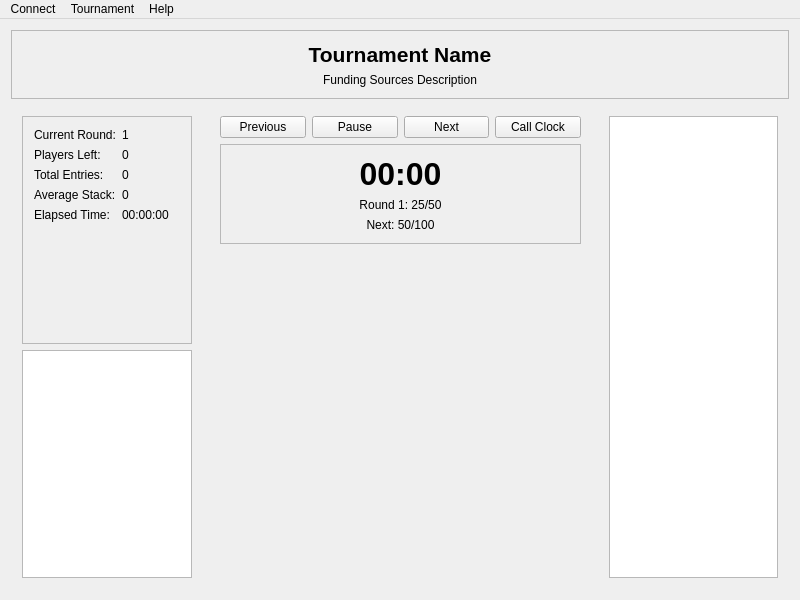
The window that TBQt/TBViewerMainWindow.ui (ryandrake08/td) describes before a commit, drawn with Qt 5.
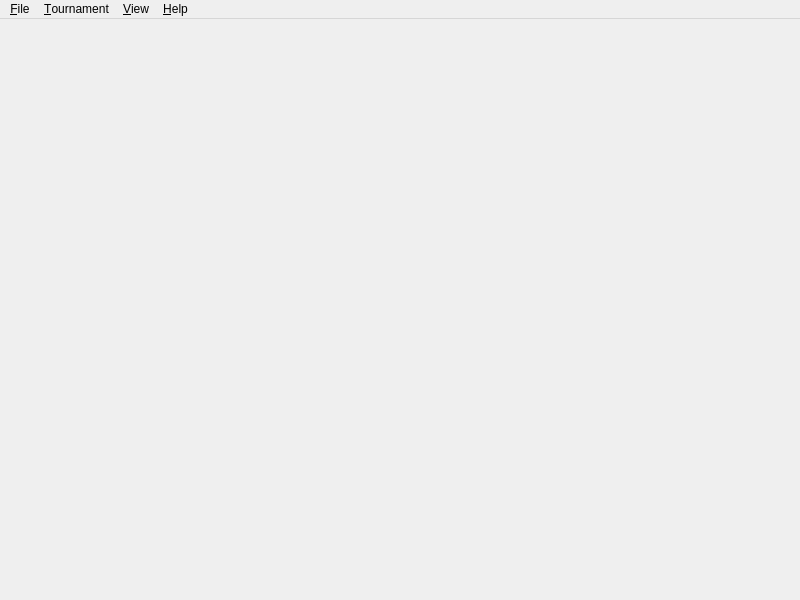
The same window after the commit. Icons and pictures are not drawn.

Commit message: Incremental cleanup and architecture changes to enable SeatingChart view.

Diff of the .ui file:
```diff
--- a/TBQt/TBViewerMainWindow.ui
+++ b/TBQt/TBViewerMainWindow.ui
@@ -24,318 +24,7 @@
     <normaloff>:/Resources/icon_256x256.png</normaloff>:/Resources/icon_256x256.png</iconset>
   </property>
   <widget class="QWidget" name="centralWidget">
-   <layout class="QVBoxLayout" name="mainVerticalLayout">
-    <item>
-     <!-- Top pane: Tournament name and funding sources -->
-     <widget class="QFrame" name="tournamentInfoFrame">
-      <property name="frameShape">
-       <enum>QFrame::StyledPanel</enum>
-      </property>
-      <property name="sizePolicy">
-       <sizepolicy hsizetype="Preferred" vsizetype="Fixed">
-        <horstretch>0</horstretch>
-        <verstretch>0</verstretch>
-       </sizepolicy>
-      </property>
-      <layout class="QVBoxLayout" name="tournamentInfoLayout">
-       <item>
-        <widget class="QLabel" name="tournamentNameLabel">
-         <property name="font">
-          <font>
-           <pointsize>16</pointsize>
-           <weight>75</weight>
-           <bold>true</bold>
-          </font>
-         </property>
-         <property name="text">
-          <string>Tournament Name</string>
-         </property>
-         <property name="alignment">
-          <set>Qt::AlignCenter</set>
-         </property>
-        </widget>
-       </item>
-       <item>
-        <widget class="QLabel" name="fundingSourcesLabel">
-         <property name="text">
-          <string>Funding Sources Description</string>
-         </property>
-         <property name="alignment">
-          <set>Qt::AlignCenter</set>
-         </property>
-         <property name="wordWrap">
-          <bool>true</bool>
-         </property>
-        </widget>
-       </item>
-      </layout>
-     </widget>
-    </item>
-    <item>
-     <!-- Main content area -->
-     <layout class="QHBoxLayout" name="mainContentLayout">
-      <item>
-       <!-- Left column container widget -->
-       <widget class="QWidget" name="leftColumnWidget">
-        <property name="sizePolicy">
-         <sizepolicy hsizetype="Expanding" vsizetype="Expanding">
-          <horstretch>1</horstretch>
-          <verstretch>0</verstretch>
-         </sizepolicy>
-        </property>
-        <layout class="QVBoxLayout" name="leftColumnLayout">
-        <item>
-         <!-- Upper-left pane: Round info, players left, etc. -->
-         <widget class="QFrame" name="tournamentStatsFrame">
-          <property name="frameShape">
-           <enum>QFrame::StyledPanel</enum>
-          </property>
-          <property name="sizePolicy">
-           <sizepolicy hsizetype="Expanding" vsizetype="Expanding">
-            <horstretch>0</horstretch>
-            <verstretch>1</verstretch>
-           </sizepolicy>
-          </property>
-          <layout class="QFormLayout" name="tournamentStatsLayout">
-           <item row="0" column="0">
-            <widget class="QLabel" name="currentRoundLabel">
-             <property name="text">
-              <string>Current Round:</string>
-             </property>
-            </widget>
-           </item>
-           <item row="0" column="1">
-            <widget class="QLabel" name="currentRoundValue">
-             <property name="text">
-              <string>1</string>
-             </property>
-            </widget>
-           </item>
-           <item row="1" column="0">
-            <widget class="QLabel" name="playersLeftLabel">
-             <property name="text">
-              <string>Players Left:</string>
-             </property>
-            </widget>
-           </item>
-           <item row="1" column="1">
-            <widget class="QLabel" name="playersLeftValue">
-             <property name="text">
-              <string>0</string>
-             </property>
-            </widget>
-           </item>
-           <item row="2" column="0">
-            <widget class="QLabel" name="totalEntriesLabel">
-             <property name="text">
-              <string>Total Entries:</string>
-             </property>
-            </widget>
-           </item>
-           <item row="2" column="1">
-            <widget class="QLabel" name="totalEntriesValue">
-             <property name="text">
-              <string>0</string>
-             </property>
-            </widget>
-           </item>
-           <item row="3" column="0">
-            <widget class="QLabel" name="averageStackLabel">
-             <property name="text">
-              <string>Average Stack:</string>
-             </property>
-            </widget>
-           </item>
-           <item row="3" column="1">
-            <widget class="QLabel" name="averageStackValue">
-             <property name="text">
-              <string>0</string>
-             </property>
-            </widget>
-           </item>
-           <item row="4" column="0">
-            <widget class="QLabel" name="elapsedTimeLabel">
-             <property name="text">
-              <string>Elapsed Time:</string>
-             </property>
-            </widget>
-           </item>
-           <item row="4" column="1">
-            <widget class="QLabel" name="elapsedTimeValue">
-             <property name="text">
-              <string>00:00:00</string>
-             </property>
-            </widget>
-           </item>
-          </layout>
-         </widget>
-        </item>
-        <item>
-         <!-- Lower-left pane: Chip information -->
-         <widget class="QTableView" name="chipsTableView">
-          <property name="sizePolicy">
-           <sizepolicy hsizetype="Expanding" vsizetype="Expanding">
-            <horstretch>0</horstretch>
-            <verstretch>1</verstretch>
-           </sizepolicy>
-          </property>
-         </widget>
-        </item>
-       </layout>
-       </widget>
-      </item>
-      <item>
-       <!-- Center column container widget -->
-       <widget class="QWidget" name="centerColumnWidget">
-        <property name="sizePolicy">
-         <sizepolicy hsizetype="Expanding" vsizetype="Expanding">
-          <horstretch>2</horstretch>
-          <verstretch>0</verstretch>
-         </sizepolicy>
-        </property>
-        <layout class="QVBoxLayout" name="centerColumnLayout">
-        <property name="sizeConstraint">
-         <enum>QLayout::SetDefaultConstraint</enum>
-        </property>
-        <item>
-         <!-- Action buttons -->
-         <layout class="QHBoxLayout" name="actionButtonsLayout">
-          <item>
-           <widget class="QPushButton" name="previousRoundButton">
-            <property name="text">
-             <string>Previous</string>
-            </property>
-            <property name="icon">
-             <iconset resource="TBQt.qrc">
-              <normaloff>:/Resources/b_previous_64x64.png</normaloff>:/Resources/b_previous_64x64.png</iconset>
-            </property>
-           </widget>
-          </item>
-          <item>
-           <widget class="QPushButton" name="pauseResumeButton">
-            <property name="text">
-             <string>Pause</string>
-            </property>
-            <property name="icon">
-             <iconset resource="TBQt.qrc">
-              <normaloff>:/Resources/b_play_pause_64x64.png</normaloff>:/Resources/b_play_pause_64x64.png</iconset>
-            </property>
-           </widget>
-          </item>
-          <item>
-           <widget class="QPushButton" name="nextRoundButton">
-            <property name="text">
-             <string>Next</string>
-            </property>
-            <property name="icon">
-             <iconset resource="TBQt.qrc">
-              <normaloff>:/Resources/b_next_64x64.png</normaloff>:/Resources/b_next_64x64.png</iconset>
-            </property>
-           </widget>
-          </item>
-          <item>
-           <widget class="QPushButton" name="callClockButton">
-            <property name="text">
-             <string>Call Clock</string>
-            </property>
-            <property name="icon">
-             <iconset resource="TBQt.qrc">
-              <normaloff>:/Resources/b_call_clock_64x64.png</normaloff>:/Resources/b_call_clock_64x64.png</iconset>
-            </property>
-           </widget>
-          </item>
-         </layout>
-        </item>
-        <item>
-         <!-- Tournament clock display -->
-         <widget class="QFrame" name="clockFrame">
-          <property name="frameShape">
-           <enum>QFrame::StyledPanel</enum>
-          </property>
-          <layout class="QVBoxLayout" name="clockLayout">
-           <item>
-            <widget class="QLabel" name="tournamentClockLabel">
-             <property name="font">
-              <font>
-               <pointsize>24</pointsize>
-               <weight>75</weight>
-               <bold>true</bold>
-              </font>
-             </property>
-             <property name="text">
-              <string>00:00</string>
-             </property>
-             <property name="alignment">
-              <set>Qt::AlignCenter</set>
-             </property>
-            </widget>
-           </item>
-           <item>
-            <widget class="QLabel" name="currentRoundInfoLabel">
-             <property name="text">
-              <string>Round 1: 25/50</string>
-             </property>
-             <property name="alignment">
-              <set>Qt::AlignCenter</set>
-             </property>
-            </widget>
-           </item>
-           <item>
-            <widget class="QLabel" name="nextRoundInfoLabel">
-             <property name="text">
-              <string>Next: 50/100</string>
-             </property>
-             <property name="alignment">
-              <set>Qt::AlignCenter</set>
-             </property>
-            </widget>
-           </item>
-          </layout>
-         </widget>
-        </item>
-        <item>
-         <spacer name="centerVerticalSpacer">
-          <property name="orientation">
-           <enum>Qt::Vertical</enum>
-          </property>
-          <property name="sizeHint" stdset="0">
-           <size>
-            <width>20</width>
-            <height>40</height>
-           </size>
-          </property>
-         </spacer>
-        </item>
-       </layout>
-       </widget>
-      </item>
-      <item>
-       <!-- Right column container widget -->
-       <widget class="QWidget" name="rightColumnWidget">
-        <property name="sizePolicy">
-         <sizepolicy hsizetype="Expanding" vsizetype="Expanding">
-          <horstretch>1</horstretch>
-          <verstretch>0</verstretch>
-         </sizepolicy>
-        </property>
-        <layout class="QVBoxLayout" name="rightColumnLayout">
-         <item>
-          <!-- Tournament results -->
-          <widget class="QTableView" name="resultsTableView">
-           <property name="sizePolicy">
-            <sizepolicy hsizetype="Expanding" vsizetype="Expanding">
-             <horstretch>0</horstretch>
-             <verstretch>0</verstretch>
-            </sizepolicy>
-           </property>
-          </widget>
-         </item>
-        </layout>
-       </widget>
-      </item>
-     </layout>
-    </item>
-   </layout>
+   <!-- Central widget will be replaced programmatically with TBTournamentDisplayWidget -->
   </widget>
   <widget class="QMenuBar" name="menuBar">
    <property name="geometry">
@@ -346,30 +35,37 @@
      <height>22</height>
     </rect>
    </property>
-   <widget class="QMenu" name="menuConnect">
+   <widget class="QMenu" name="menuFile">
     <property name="title">
-     <string>Connect</string>
+     <string>&amp;File</string>
     </property>
     <addaction name="actionConnectToTournament"/>
     <addaction name="actionDisconnect"/>
    </widget>
    <widget class="QMenu" name="menuTournament">
     <property name="title">
-     <string>Tournament</string>
+     <string>&amp;Tournament</string>
     </property>
     <addaction name="actionPauseResume"/>
     <addaction name="actionPreviousRound"/>
     <addaction name="actionNextRound"/>
     <addaction name="actionCallClock"/>
    </widget>
+   <widget class="QMenu" name="menuView">
+    <property name="title">
+     <string>&amp;View</string>
+    </property>
+    <addaction name="actionShowSeatingChart"/>
+   </widget>
    <widget class="QMenu" name="menuHelp">
     <property name="title">
-     <string>Help</string>
+     <string>&amp;Help</string>
     </property>
     <addaction name="actionAbout_Poker_Remote"/>
    </widget>
-   <addaction name="menuConnect"/>
+   <addaction name="menuFile"/>
    <addaction name="menuTournament"/>
+   <addaction name="menuView"/>
    <addaction name="menuHelp"/>
   </widget>
   <action name="actionAbout_Poker_Remote">
```
Left out of the diff: 82 changed lines with no effect on the pictures. The commit also changes 12 other files.
